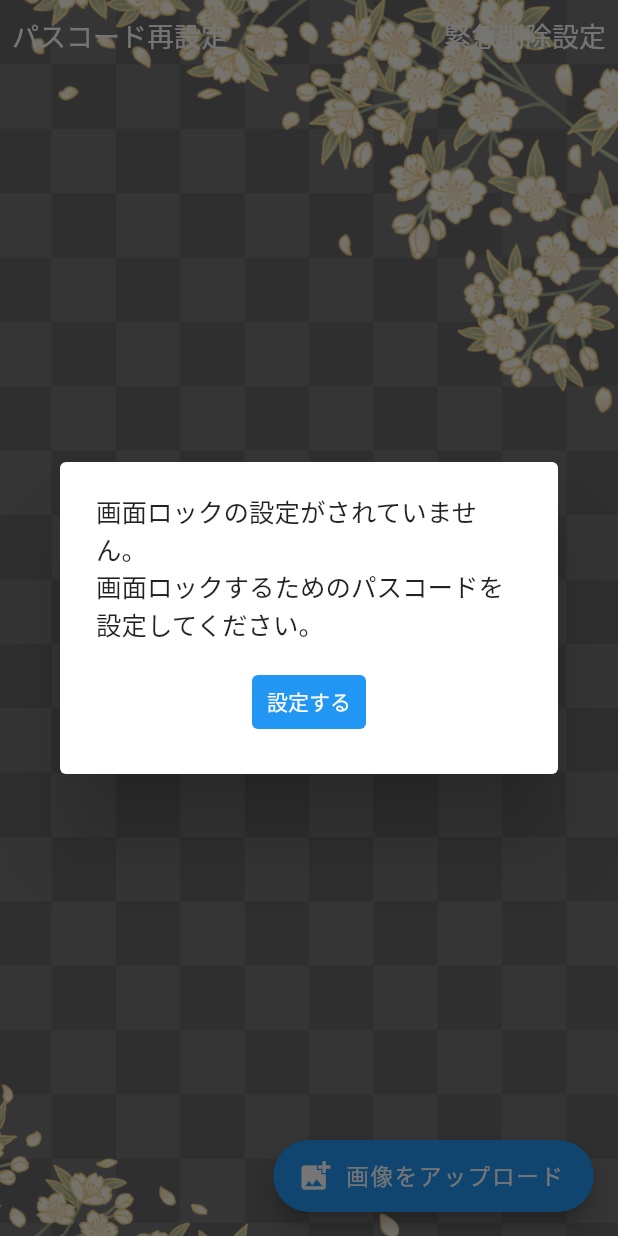
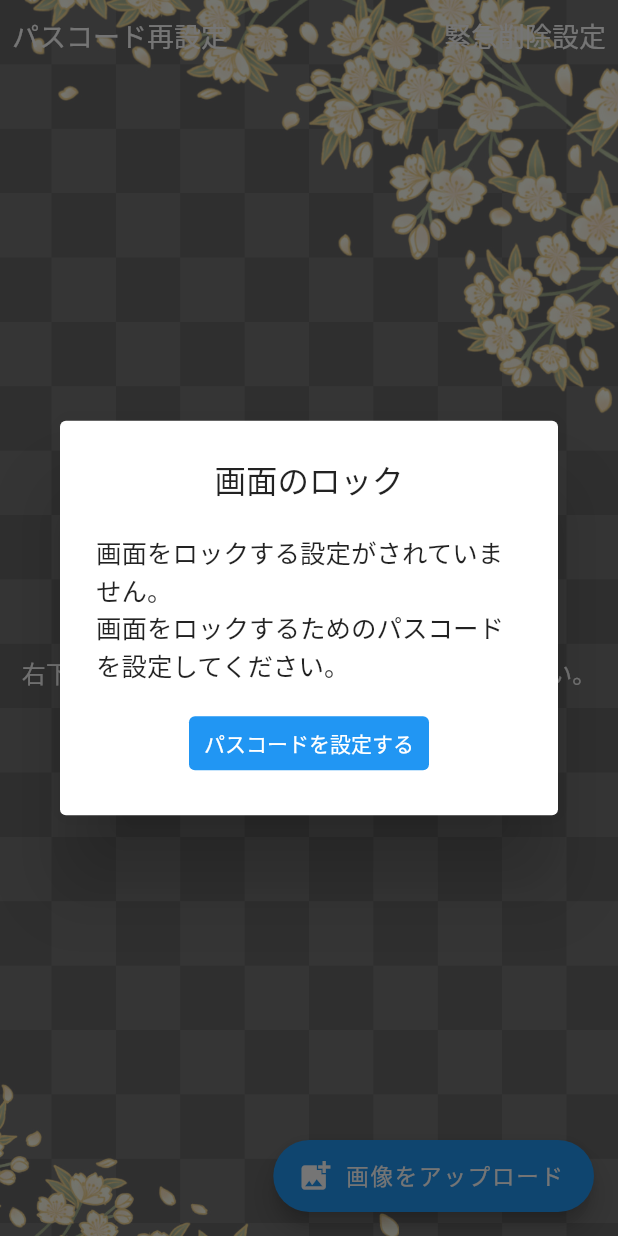
Before and after one commit to agora-creation/ending_file_app, a Flutter app: the HomeScreen screen opened directly, after a tap on "緊急削除設定", on a phone screen of 412 x 824 dp. Run offline on Flutter 3.47's test engine with Material 2 defaults, Android fonts, the light colour scheme and no system bars; our stand-ins replace modal_bottom_sheet, shared_preferences, sqflite, top_snackbar_flutter, video_player; missing offline and left inert: flutter_screen_lock, video_thumbnail, wechat_assets_picker; accounts and stored records are empty; Roboto replaces fonts that are missing (OradanoGSRR).

Commit message:
20231121 commit

```diff
--- a/lib/screens/delete_setting.dart
+++ b/lib/screens/delete_setting.dart
@@ -56,14 +56,11 @@ class _DeleteSettingScreenState extends State<DeleteSettingScreen> {
               const Text(
                 'このアプリを一定期間開いていなかった場合、持ち主に何かあったとみなし、保存した画像を全て削除する機能です。',
               ),
-              const SizedBox(height: 8),
               const Text(
                 'アプリを閉じてから、何日後に削除するかをここで設定できます。',
               ),
-              const SizedBox(height: 8),
               const Text(
-                '※一定期間経った後、アプリを開いた時、必ず削除する前に、確認があります。削除をキャンセルするには、画面ロックのパスコードを入力することで、キャンセルできます。',
-                style: TextStyle(color: kRedColor),
+                '※一定期間経った後アプリを開いた際、削除プログラムを実行する前に必ず確認があります。削除をキャンセルするには、画面ロックのパスコードを入力することで、キャンセルできます。',
               ),
               const SizedBox(height: 8),
               Expanded(
--- a/lib/screens/home.dart
+++ b/lib/screens/home.dart
@@ -13,6 +13,7 @@ import 'package:ending_file_app/widgets/custom_text_button.dart';
 import 'package:ending_file_app/widgets/image_card.dart';
 import 'package:ending_file_app/widgets/video_card.dart';
 import 'package:flutter/material.dart';
+import 'package:flutter/services.dart';
 import 'package:flutter_screen_lock/flutter_screen_lock.dart';
 import 'package:path/path.dart' as p;
 import 'package:wechat_assets_picker/wechat_assets_picker.dart';
@@ -34,18 +35,19 @@ class _HomeScreenState extends State<HomeScreen> with WidgetsBindingObserver {
       await showDialog(
         context: context,
         builder: (context) => AlertDialog(
+          title: const Center(child: Text('画面のロック')),
           content: Column(
             mainAxisSize: MainAxisSize.min,
             crossAxisAlignment: CrossAxisAlignment.start,
             children: [
-              const Text('画面ロックの設定がされていません。'),
-              const Text('画面ロックするためのパスコードを設定してください。'),
+              const Text('画面をロックする設定がされていません。'),
+              const Text('画面をロックするためのパスコードを設定してください。'),
               const SizedBox(height: 16),
               Row(
                 mainAxisAlignment: MainAxisAlignment.center,
                 children: [
                   CustomSmButton(
-                    label: '設定する',
+                    label: 'パスコードを設定する',
                     labelColor: kWhiteColor,
                     backgroundColor: kBlueColor,
                     onPressed: () {
@@ -67,12 +69,31 @@ class _HomeScreenState extends State<HomeScreen> with WidgetsBindingObserver {
     String? passcode = await getPrefsString('passcode');
     int? lastTime = await getPrefsInt('lastTime');
     if (passcode != null && lastTime != null) {
+      int errorCount = 0;
       if (!mounted) return;
       await screenLock(
         context: context,
         correctString: passcode,
-        title: const Text('パスコードを入力してください'),
+        title: const Column(
+          children: [
+            Text('パスコードを入力してください'),
+            Text(
+              '3回間違えると、アプリが自動で閉じます。',
+              style: kLockErrorStyle,
+            )
+          ],
+        ),
         canCancel: false,
+        onError: (value) async {
+          errorCount++;
+          if (errorCount == 3) {
+            if (Platform.isAndroid) {
+              SystemNavigator.pop();
+            } else if (Platform.isIOS) {
+              exit(0);
+            }
+          }
+        },
         onUnlocked: () async {
           await removePrefs('lastTime');
           if (!mounted) return;
@@ -160,10 +181,6 @@ class _HomeScreenState extends State<HomeScreen> with WidgetsBindingObserver {
   @override
   void didChangeAppLifecycleState(AppLifecycleState state) {
     switch (state) {
-      // case AppLifecycleState.inactive:
-      //   print('非アクティブになったときの処理');
-      //   _saveLastTime();
-      //   break;
       case AppLifecycleState.paused:
         print('停止されたときの処理');
         _saveLastTime();
@@ -249,7 +266,18 @@ class _HomeScreenState extends State<HomeScreen> with WidgetsBindingObserver {
                           return Container();
                         },
                       )
-                    : const Center(child: Text('保存されている画像がありません')),
+                    : const Column(
+                        mainAxisAlignment: MainAxisAlignment.center,
+                        crossAxisAlignment: CrossAxisAlignment.center,
+                        children: [
+                          Text(
+                            '保存されている画像がありません。',
+                          ),
+                          Text(
+                            '右下のボタンから画像をアップロードしてください。',
+                          ),
+                        ],
+                      ),
               ),
             ],
           ),
--- a/pubspec.yaml
+++ b/pubspec.yaml
@@ -3,7 +3,7 @@ description: A new Flutter project.
 
 publish_to: 'none' # Remove this line if you wish to publish to pub.dev
 
-version: 1.0.1+1
+version: 1.0.2+1
 
 environment:
   sdk: '>=3.1.5 <4.0.0'
```
Also changed, not shown: lib/screens/title.dart (+44 -51 lines), 1 other file.
